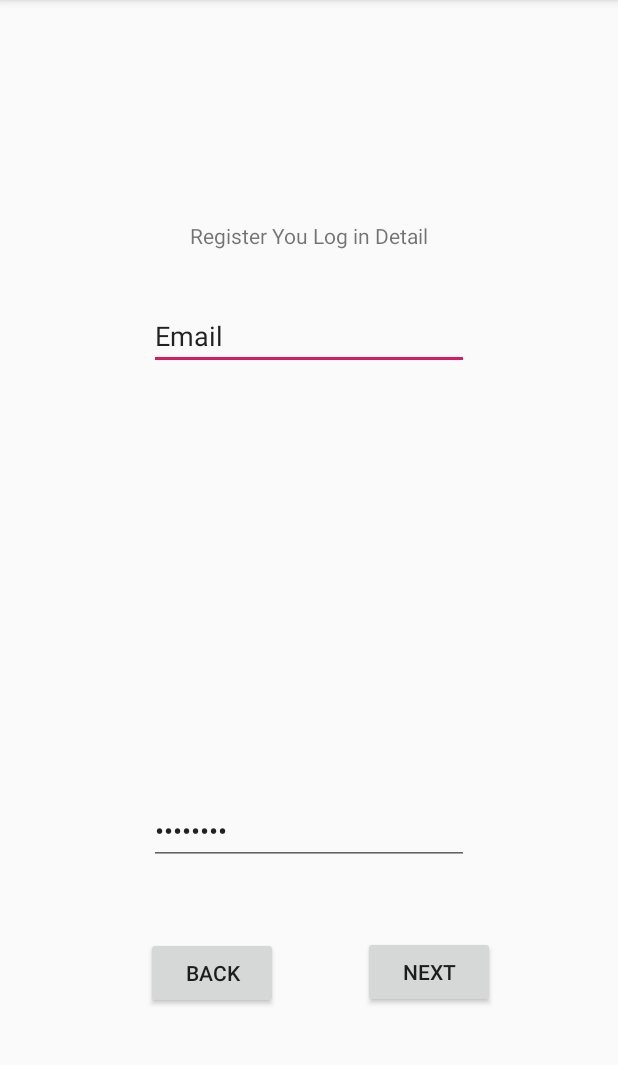
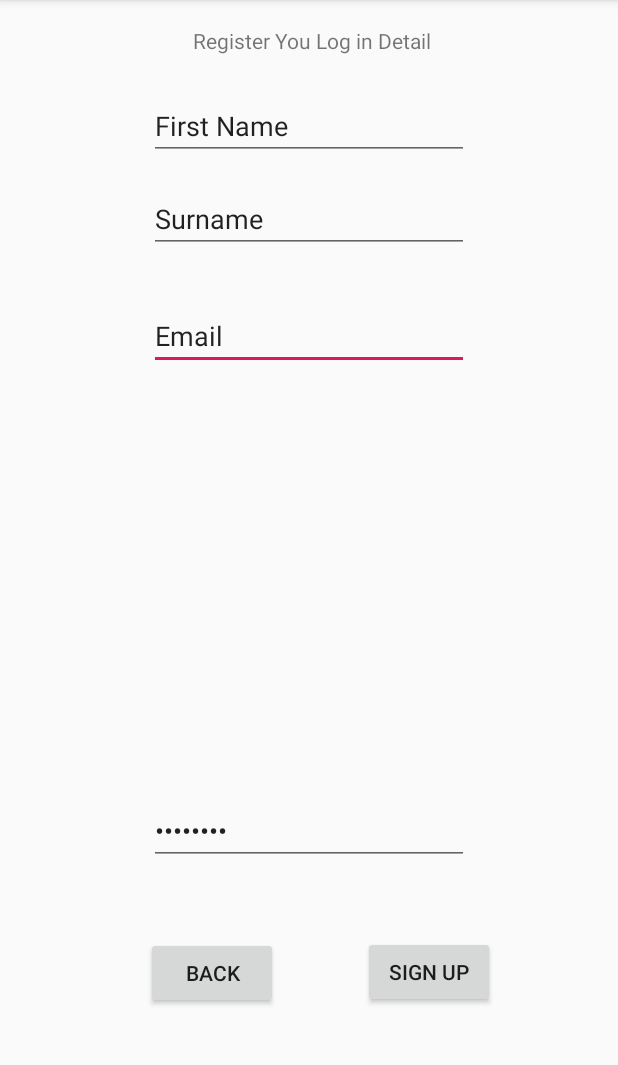
Before and after one commit to aishatkinson/DollyCabApp, an Android app: the SignUpActivity screen opened directly, with no data from a screen before it, on a phone screen of 412 x 824 dp, the part 84-1149 px from its top. Run offline under Robolectric (Android 15) with nearby library versions, the phone set to English and light mode, and no system bars; our stand-ins replace Firebase (no records; nobody signed in at launch, a user with empty details on screens opened directly).

```diff
--- a/app/src/main/java/com/example/user/dollypassengerapp/SignUpActivity.java
+++ b/app/src/main/java/com/example/user/dollypassengerapp/SignUpActivity.java
@@ -1,43 +1,105 @@
 package com.example.user.dollypassengerapp;
 
+import android.app.ProgressDialog;
+import android.content.Intent;
 import android.support.v7.app.AppCompatActivity;
 import android.os.Bundle;
+import android.text.TextUtils;
+import android.view.View;
+import android.widget.Button;
+import android.widget.EditText;
 
+import com.google.android.gms.tasks.OnSuccessListener;
+import com.google.firebase.auth.AuthResult;
 import com.google.firebase.auth.FirebaseAuth;
+import com.google.firebase.database.DatabaseReference;
+import com.google.firebase.database.FirebaseDatabase;
 
 public class SignUpActivity extends AppCompatActivity {
+
+
+    private EditText fname;
+    private EditText lName;
+    private EditText userEmail;
+    private EditText password;
+    private Button signUp;
+    private Button bk;
+
+    private ProgressDialog progLog;
+
+    private FirebaseDatabase fDb;
+    private DatabaseReference dbref;
     private FirebaseAuth mAuth;
-
     @Override
     protected void onCreate(Bundle savedInstanceState) {
         super.onCreate(savedInstanceState);
         setContentView(R.layout.activity_sign_up);
+
+        fDb = FirebaseDatabase.getInstance();
+        dbref = fDb.getReference().child("Users");
         mAuth = FirebaseAuth.getInstance();
+
+        progLog = new ProgressDialog(this);
+
+        fname = (EditText) findViewById(R.id.firstName);
+        lName = (EditText) findViewById(R.id.lastName);
+        userEmail = (EditText) findViewById(R.id.userEmail);
+        password = (EditText) findViewById(R.id.usrPwd);
+        signUp = (Button) findViewById(R.id.signUp);
+        bk = (Button) findViewById(R.id.btnBack);
+
+        bk.setOnClickListener(new View.OnClickListener() {
+            @Override
+            public void onClick(View v) {
+                Intent intent = new Intent(SignUpActivity.this,
+                        MainActivity.class );
+                startActivity(intent);
+            }
+        });
+
+        signUp.setOnClickListener(new View.OnClickListener() {
+            @Override
+            public void onClick(View v) {
+
+                createAccount();
+            }
+        });
+    }
+
+    private void createAccount() {
+
+        final String name = fname.getText().toString().trim();
+        final String lname = lName.getText().toString().trim();
+        String pwd = password.getText().toString().trim();
+        String email = userEmail.getText().toString().trim();
+
+        if (!TextUtils.isEmpty(name) && !TextUtils.isEmpty(lname)
+                && !TextUtils.isEmpty(email) &&!TextUtils.isEmpty(pwd)){
+            progLog.setMessage("Creating Account...");
+            progLog.show();
+
+            mAuth.createUserWithEmailAndPassword(email, pwd)
+                    .addOnSuccessListener(new OnSuccessListener<AuthResult>() {
+                        @Override
+                        public void onSuccess(AuthResult authResult) {
+                            if (authResult != null){
+                                String uid = mAuth.getCurrentUser().getUid();
+                                DatabaseReference currentUserDb = dbref.child(uid);
+                                currentUserDb.child("First Name").setValue(name);
+                                currentUserDb.child("Last Name").setValue(lname);
+
+                                progLog.dismiss();
+
+                                //Opens next screen
+                                Intent intent = new Intent(SignUpActivity.this,
+                                        LoadActivity.class );
+                                intent.addFlags(Intent.FLAG_ACTIVITY_CLEAR_TOP);
+                                startActivity(intent);
+                            }
+                        }
+                    });
+        }
     }
 
 
-
 }
-    /* MOVE INTO "NEXT" BUTTON ONLCICK METHOD
-    mAuth.createUserWithEmailAndPassword(email, password)
-            .addOnCompleteListener(this, new OnCompleteListener<AuthResult>() {
-        @Override
-        public void onComplete(@NonNull Task<AuthResult> task) {
-            if (task.isSuccessful()) {
-                // Sign in success, update UI with the signed-in user's information
-                Log.d(TAG, "createUserWithEmail:success");
-                FirebaseUser user = mAuth.getCurrentUser();
-                updateUI(user);
-            } else {
-                // If sign in fails, display a message to the user.
-                Log.w(TAG, "createUserWithEmail:failure", task.getException());
-                Toast.makeText(EmailPasswordActivity.this, "Authentication failed.",
-                        Toast.LENGTH_SHORT).show();
-                updateUI(null);
-            }
-
-            // ...
-        }
-    });
-}
-*/
--- a/app/src/main/res/layout/activity_sign_up.xml
+++ b/app/src/main/res/layout/activity_sign_up.xml
@@ -15,12 +15,12 @@
         android:layout_marginTop="201dp"
         android:ems="10"
         android:inputType="textEmailAddress"
+        android:text="@string/email"
         tools:layout_editor_absoluteX="84dp"
-        tools:layout_editor_absoluteY="171dp"
-        android:text="Email"/>
+        tools:layout_editor_absoluteY="171dp" />
 
     <EditText
-        android:id="@+id/editText4"
+        android:id="@+id/usrPwd"
         android:layout_width="wrap_content"
         android:layout_height="wrap_content"
         android:layout_alignParentBottom="true"
@@ -28,10 +28,11 @@
         android:layout_marginBottom="191dp"
         android:ems="10"
         android:inputType="textPassword"
-        android:text="Password"/>
+        android:text="Password"
+        tools:text="@string/password" />
 
     <Button
-        android:id="@+id/btnNext"
+        android:id="@+id/signUp"
         android:layout_width="wrap_content"
         android:layout_height="wrap_content"
         android:layout_alignParentEnd="true"
@@ -40,7 +41,8 @@
         android:layout_marginEnd="82dp"
         android:layout_marginRight="82dp"
         android:layout_marginBottom="96dp"
-        android:text="Next" />
+        android:text="@string/signUp"
+        tools:text="@string/signup" />
 
     <TextView
         android:id="@+id/textView3"
@@ -49,9 +51,9 @@
         android:layout_alignStart="@+id/userEmail"
         android:layout_alignLeft="@+id/userEmail"
         android:layout_alignParentTop="true"
-        android:layout_marginStart="27dp"
-        android:layout_marginLeft="27dp"
-        android:layout_marginTop="147dp"
+        android:layout_marginStart="29dp"
+        android:layout_marginLeft="29dp"
+        android:layout_marginTop="17dp"
         android:text="Register You Log in Detail" />
 
     <Button
@@ -64,5 +66,33 @@
         android:layout_marginStart="-2dp"
         android:layout_marginLeft="-2dp"
         android:layout_marginBottom="95dp"
-        android:text="Back" />
+        android:text="Back"
+        tools:text="@string/backBtn" />
+
+    <EditText
+        android:id="@+id/firstName"
+        android:layout_width="wrap_content"
+        android:layout_height="wrap_content"
+        android:layout_alignStart="@+id/userEmail"
+        android:layout_alignLeft="@+id/userEmail"
+        android:layout_alignParentTop="true"
+        android:layout_marginTop="61dp"
+        android:ems="10"
+        android:inputType="textPersonName"
+        android:text="@string/firstName"
+        tools:text="@string/firstName" />
+
+    <EditText
+        android:id="@+id/lastName"
+        android:layout_width="wrap_content"
+        android:layout_height="wrap_content"
+        android:layout_alignEnd="@+id/userEmail"
+        android:layout_alignRight="@+id/userEmail"
+        android:layout_alignParentTop="true"
+        android:layout_marginTop="123dp"
+        android:ems="10"
+        android:inputType="textPersonName"
+        android:text="@string/surname"
+        tools:text="@string/surname" />
+
 </RelativeLayout>
--- a/app/src/main/res/values/strings.xml
+++ b/app/src/main/res/values/strings.xml
@@ -1,3 +1,12 @@
 <resources>
     <string name="app_name">DollyPassengerApp</string>
+    <string name="email">Email</string>
+    <string name="password">Password</string>
+    <string name="backBtn">Back</string>
+    <string name="nextBtn">Next</string>
+    <string name="signup" translatable="false">Sign Up</string>
+    <string name="login">Log In</string>
+    <string name="firstName">First Name</string>
+    <string name="surname">Surname</string>
+    <string name="signUp">Sign Up</string>
 </resources>
```
Also changed, not shown: app/src/main/java/com/example/user/dollypassengerapp/MainActivity.java (+21 -20 lines), app/src/main/res/layout/activity_main.xml (+6 -5 lines).
